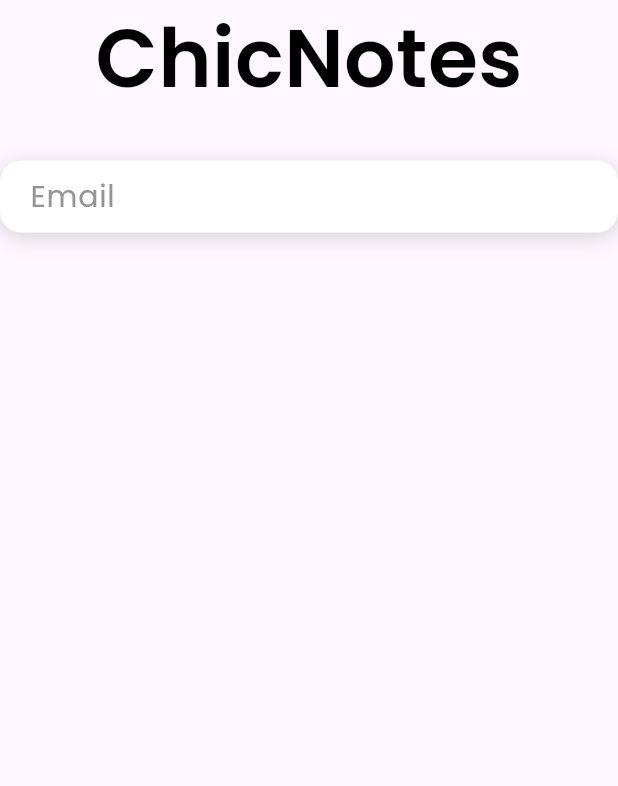
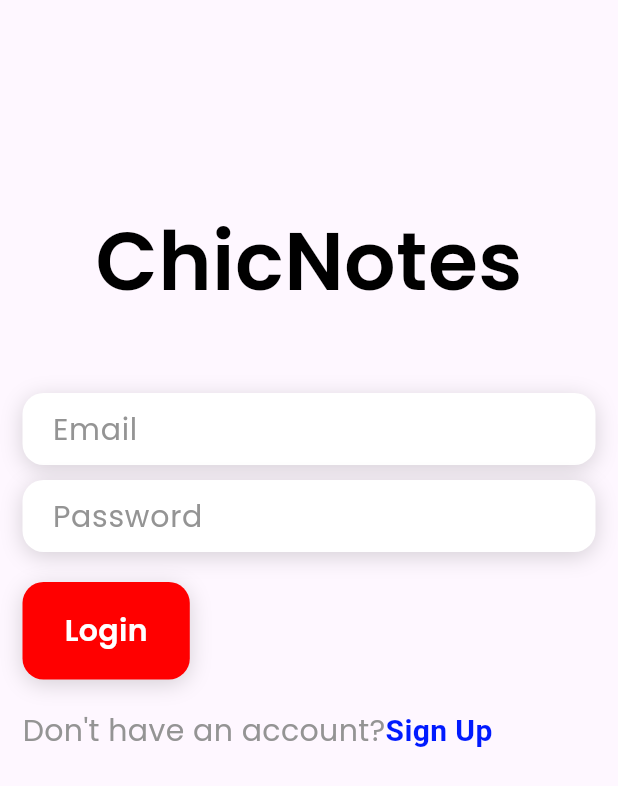
Before and after one commit to Wardatuljanna/fe-chicnotes, a Flutter app: the screen it shows after launch, on a phone screen of 412 x 824 dp. Shown: the top 786 px of the screen. Run offline on Flutter 3.47's test engine with Material 3 defaults, Android fonts, the phone set to English and light mode, and no system bars; our stand-ins replace get.

Commit message:
update login

```diff
--- a/lib/screens/auth/login_screen.dart
+++ b/lib/screens/auth/login_screen.dart
@@ -1,4 +1,5 @@
 import 'package:flutter/material.dart';
+import 'package:chicnotes/widgets/custom_textfield.dart';
 
 class LoginScreen extends StatelessWidget {
   const LoginScreen({super.key}); // Menggunakan super.key
@@ -7,9 +8,16 @@ class LoginScreen extends StatelessWidget {
   Widget build(BuildContext context) {
     return Scaffold(
       body: SingleChildScrollView(
+        child: Padding(
+          padding: const EdgeInsets.all(15.0),
           child: Column(
+            crossAxisAlignment: CrossAxisAlignment.start,
             children: [
-            const Text(
+              const SizedBox(height: 120),
+              // Wrap the Text widget
+              const Align(
+                alignment: Alignment.center,
+                child: Text(
                   'ChicNotes',
                   style: TextStyle(
                     fontSize: 54,
@@ -17,13 +25,24 @@ class LoginScreen extends StatelessWidget {
                     fontWeight: FontWeight.w600,
                   ),
                 ),
-            const SizedBox(height: 30), // Menambah jarak antar widget
+              ),
+              const SizedBox(height: 50), // Menambah jarak antar widget
+              const CustomTextField(
+                hint: 'Email',
+                obscureText: false, // Ensure this is set correctly
+              ),
+              const SizedBox(height: 10),
+              const CustomTextField(
+                hint: 'Password',
+                obscureText: true,
+              ),
+              const SizedBox(height: 20),
               Container(
-              padding: const EdgeInsets.symmetric(horizontal: 20), // Padding internal
+                padding: const EdgeInsets.symmetric(vertical: 10, horizontal: 20),
                 decoration: BoxDecoration(
-                color: const Color(0xffffffff),
+                  color: const Color(0xffff0000),
                   borderRadius: BorderRadius.circular(14.0),
-                boxShadow: const [ // BoxShadow perlu dimasukkan ke dalam list
+                  boxShadow: const [
                     BoxShadow(
                       color: Color(0x29000000),
                       offset: Offset(0, 3),
@@ -31,19 +50,46 @@ class LoginScreen extends StatelessWidget {
                     ),
                   ],
                 ),
-              child: TextFormField(
-                decoration: const InputDecoration(
-                  border: InputBorder.none,
-                  hintText: "Email",
-                  hintStyle: TextStyle(
+                child: const Padding(
+                  padding: EdgeInsets.all(8.0), // Padding for text
+                  child: Text(
+                    'Login', // Add text for the button
+                    style: TextStyle(
+                      fontFamily: 'Poppins',
+                      fontSize: 20,
+                      color: Color(0xffffffff),
+                      fontWeight: FontWeight.w600,
+                    ),
+                  ),
+                ),
+              ),
+              const SizedBox(height: 20),
+              const Text.rich(
+                TextSpan(
+                  style: TextStyle(
                     fontFamily: 'Poppins',
                     fontSize: 20,
                     color: Color(0xff949494),
                   ),
+                  children: [
+                    TextSpan(
+                      text: 'Don\'t have an account?'
                     ),
+                    TextSpan(
+                      text: 'Sign Up',
+                      style: TextStyle(
+                        color: Color.fromARGB(255, 0, 26, 255),
+                        fontWeight: FontWeight.w600,
                       ),
                     ),
                   ],
+                ),
+                textHeightBehavior:
+                  TextHeightBehavior(applyHeightToFirstAscent: false),
+                  softWrap: false,
+              ),
+            ],
+          ),
         ),
       ),
     );
--- /dev/null
+++ b/lib/widgets/custom_textfield.dart
@@ -0,0 +1,48 @@
+import 'package:flutter/material.dart';
+
+class CustomTextField extends StatelessWidget {
+  const CustomTextField({
+    super.key,
+    required this.hint,
+    this.obscureText = false,
+    this.controller,
+    this.keyboardType = TextInputType.text,
+  });
+
+  final String hint;
+  final bool obscureText;
+  final TextEditingController? controller;
+  final TextInputType keyboardType;
+
+  @override
+  Widget build(BuildContext context) {
+    return Container(
+      padding: const EdgeInsets.symmetric(horizontal: 20),
+      decoration: BoxDecoration(
+        color: const Color(0xffffffff),
+        borderRadius: BorderRadius.circular(14.0),
+        boxShadow: const [
+          BoxShadow(
+            color: Color(0x29000000),
+            offset: Offset(0, 3),
+            blurRadius: 12,
+          ),
+        ],
+      ),
+      child: TextFormField(
+        controller: controller,
+        obscureText: obscureText,
+        keyboardType: keyboardType,
+        decoration: InputDecoration(
+          border: InputBorder.none,
+          hintText: hint,
+          hintStyle: const TextStyle(
+            fontFamily: 'Poppins',
+            fontSize: 20,
+            color: Color(0xff949494),
+          ),
+        ),
+      ),
+    );
+  }
+}
```
Lines whose indentation alone changed are shown as unchanged.
